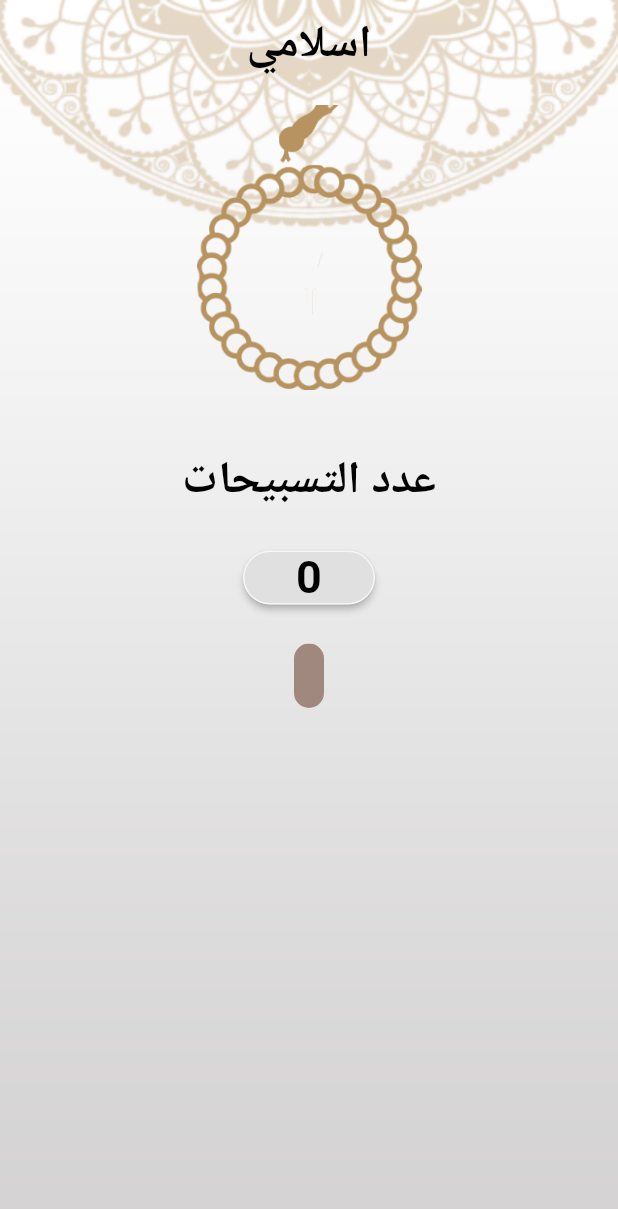
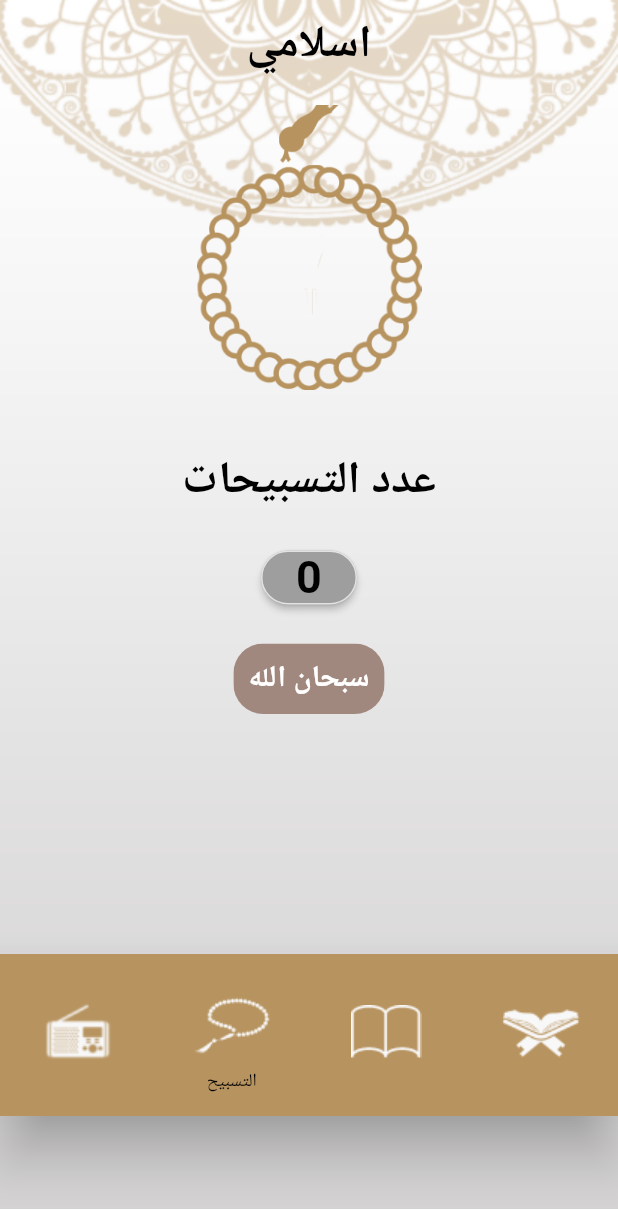
Before and after one commit to mohammedysamir/islami_app, a Flutter app: the Tasbe7 screen opened by its route, on a phone screen of 412 x 824 dp. Shown: the top 1209 px of the screen. Run offline on Flutter 3.47's test engine with Material 2 defaults, Android fonts, the phone set to English and light mode, and no system bars.

```diff
--- a/lib/tasbe7.dart
+++ b/lib/tasbe7.dart
@@ -1,8 +1,10 @@
 import 'package:flutter/material.dart';
+import 'package:islami/quran/quran_screen.dart';
 import 'background.dart';
 
 class Tasbe7 extends StatefulWidget {
   static String routeName = 'tasbe7';
+
   @override
   _Tasbe7State createState() => _Tasbe7State();
 }
@@ -13,14 +15,14 @@ class _Tasbe7State extends State<Tasbe7> with TickerProviderStateMixin {
   double end = 1.0;
   int numberoftasbe7 = 0;
   int numberoftasbe7tobeshown = 0;
-  String du3a2 = '';
+  String du3a2 = 'سبحان الله';
 
   @override
   void initState() {
-    // initialzie our animation controller
+    // initialize our animation controller
     _controller = AnimationController(
       duration: const Duration(milliseconds: 100),
-      vsync: this, // when it should genrate value
+      vsync: this, // when it should generate value
     );
     super.initState();
   }
@@ -37,23 +39,16 @@ class _Tasbe7State extends State<Tasbe7> with TickerProviderStateMixin {
   Widget build(BuildContext context) {
     return Stack(children: <Widget>[
       background(),
-      // ignore: prefer_const_constructors
       Scaffold(
         backgroundColor: Colors.transparent,
         body: SafeArea(
           child: Column(
-            // ignore: prefer_const_literals_to_create_immutables
             children: [
-              // ignore: prefer_const_constructors
-              // ignore: avoid_unnecessary_containers
               Container(
                 height: 60.0,
-                // ignore: prefer_const_constructors
                 child: Center(
-                  // ignore: prefer_const_constructors
                   child: Text(
                     'اسلامي',
-                    // ignore: prefer_const_constructors
                     style: TextStyle(
                       fontSize: 30.0,
                       fontWeight: FontWeight.bold,
@@ -63,14 +58,12 @@ class _Tasbe7State extends State<Tasbe7> with TickerProviderStateMixin {
                 ),
               ),
               SizedBox(height: 10),
-              // ignore: prefer_const_constructors
               Image(
                 image: AssetImage('assets/images/head of seb7a.png'),
                 height: 40.0,
                 width: 40.0,
                 fit: BoxFit.fitWidth,
               ),
-
               RotationTransition(
                 turns: Tween(begin: start, end: end).animate(_controller)
                   ..addStatusListener((status) {
@@ -84,34 +77,31 @@ class _Tasbe7State extends State<Tasbe7> with TickerProviderStateMixin {
                   fit: BoxFit.cover,
                 ),
               ),
-              // ignore: prefer_const_constructors
-              // ignore: prefer_const_constructors
               SizedBox(height: 40),
-              // ignore: prefer_const_constructors
               Text(
                 'عدد التسبيحات',
                 // ignore: prefer_const_constructors
                 style: textstyle,
               ),
               SizedBox(height: 20.0),
-              RaisedButton(
+              ElevatedButton(
                 onPressed: () {
                   increment();
                   _controller.forward();
                 },
-                shape: RoundedRectangleBorder(
-                  borderRadius: BorderRadius.circular(18.0),
-                  side: BorderSide(
-                    color: Colors.white70,
-                  ),
-                ),
+                style: ButtonStyle(
+                    backgroundColor:
+                        MaterialStateProperty.all<Color>(Colors.grey),
+                    shape: MaterialStateProperty.all<RoundedRectangleBorder>(
+                        RoundedRectangleBorder(
+                            borderRadius: BorderRadius.circular(18.0),
+                            side: BorderSide(color: Colors.white70)))),
                 child: Text(
                   numberoftasbe7tobeshown.toString(),
                   style: textstyle,
                 ),
               ),
               SizedBox(height: 20),
-              // ignore: deprecated_member_use
               ClipRRect(
                 borderRadius: BorderRadius.circular(20.0),
                 child: Container(
@@ -119,6 +109,7 @@ class _Tasbe7State extends State<Tasbe7> with TickerProviderStateMixin {
                   padding: EdgeInsets.symmetric(horizontal: 10, vertical: 10),
                   child: Text(
                     du3a2,
+                    textAlign: TextAlign.center,
                     style: TextStyle(
                       fontSize: 20.0,
                       fontWeight: FontWeight.bold,
@@ -126,9 +117,46 @@ class _Tasbe7State extends State<Tasbe7> with TickerProviderStateMixin {
                     ),
                   ),
                 ),
-              )
-
-              // ignore: prefer_const_constructors
+              ),
+              Padding(
+                padding: const EdgeInsets.fromLTRB(0, 160, 0, 0),
+                child: SizedBox(
+                  width: MediaQuery.of(context).size.width,
+                  height: 108,
+                  child: BottomNavigationBar(
+                    backgroundColor: Color.fromARGB(255, 183, 147, 95),
+                    selectedIconTheme:
+                        IconThemeData(color: Colors.black, size: 20),
+                    unselectedIconTheme:
+                        IconThemeData(color: Colors.white, size: 20),
+                    type: BottomNavigationBarType.fixed,
+                    selectedItemColor: Colors.black,
+                    selectedFontSize: 12,
+                    unselectedItemColor: Colors.white,
+                    showSelectedLabels: true,
+                    showUnselectedLabels: false,
+                    unselectedFontSize: 12,
+                    currentIndex: 1,
+                    onTap: onItemTapped,
+                    elevation: 15,
+                    items: [
+                      BottomNavigationBarItem(
+                          icon: Image.asset("assets/images/radio.png"),
+                          label: "راديو"),
+                      BottomNavigationBarItem(
+                          icon: Image.asset("assets/images/sebha.png"),
+                          label: "التسبيح"),
+                      BottomNavigationBarItem(
+                          icon: Image.asset(
+                              "assets/images/quran-quran-svgrepo-com.png"),
+                          label: "الاحاديث"),
+                      BottomNavigationBarItem(
+                          icon: Image.asset("assets/images/quran.png"),
+                          label: "القرآن"),
+                    ],
+                  ),
+                ),
+              ),
             ],
           ),
         ),
@@ -171,4 +199,18 @@ class _Tasbe7State extends State<Tasbe7> with TickerProviderStateMixin {
       }
     });
   }
+
+  void onItemTapped(int index) {
+    setState(() {
+      Navigator.pop(context);
+      if (index == 0) {}
+      if (index == 1) {
+        Navigator.pushNamed(context, Tasbe7.routeName);
+      }
+      if (index == 2) {}
+      if (index == 3) {
+        Navigator.pushNamed(context, QuranScreen.routeName);
+      }
+    });
+  }
 }
```
